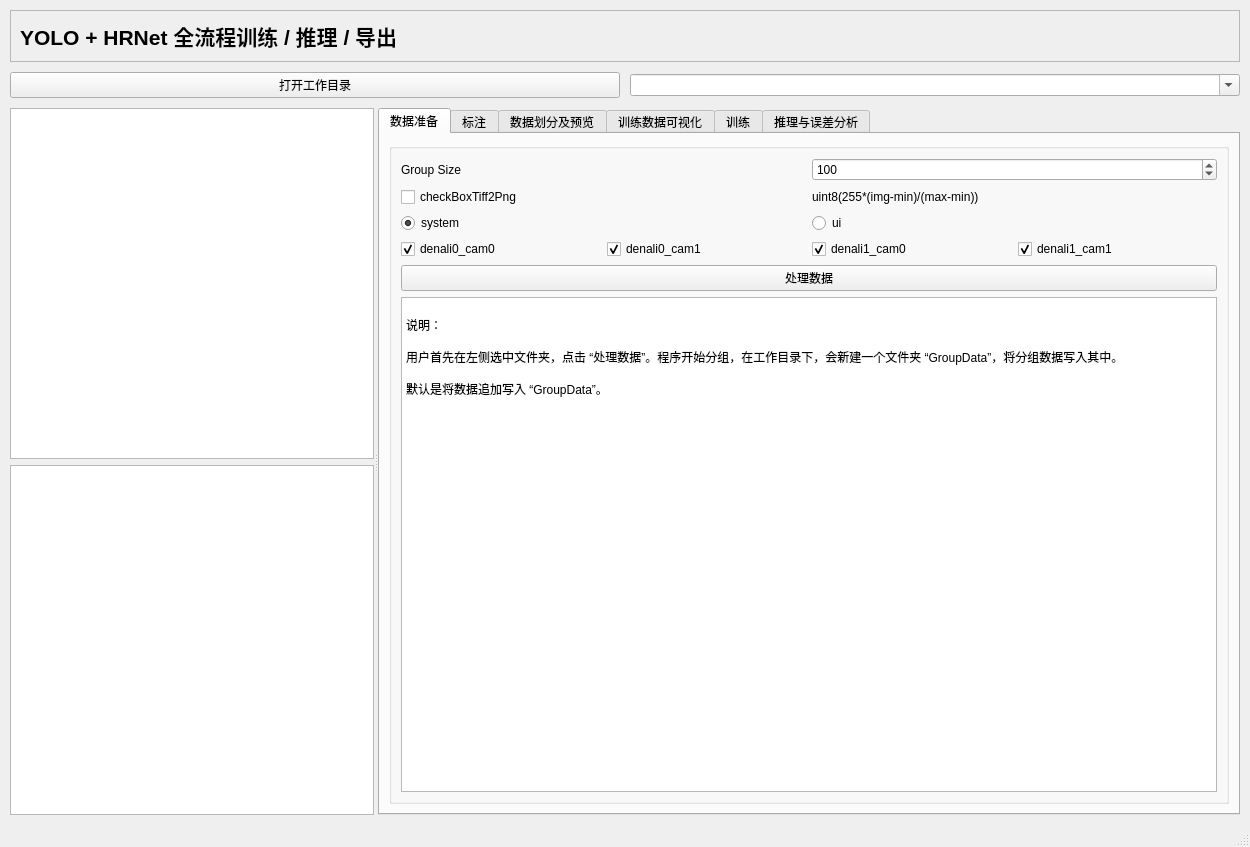
Before: the Qt Designer form VisualTrainFactory.ui in qiangzhang-ebots/VisualTrainFactory, drawn with Qt 5.
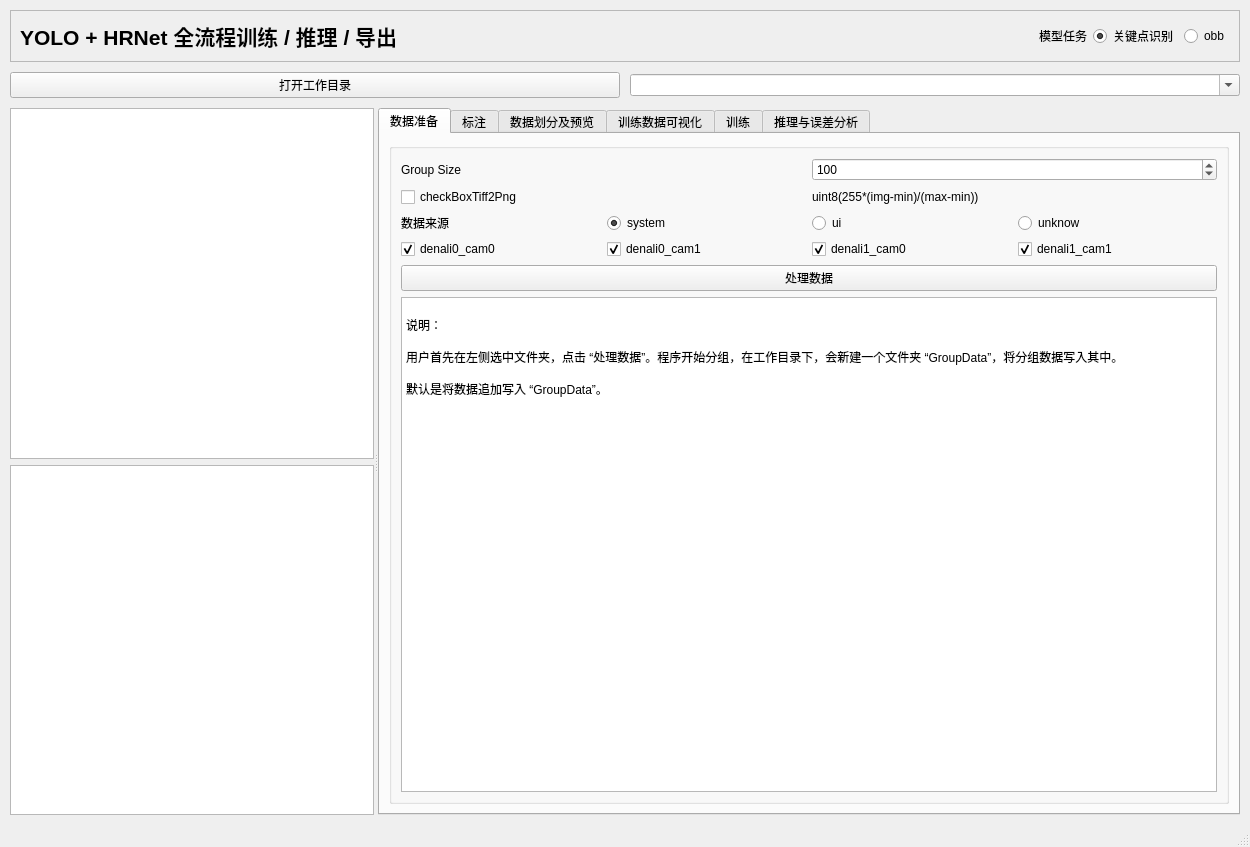
After: the same form once the commit is applied. The open tabs and pages were chosen to show the change. Icons and pictures are not drawn.

The edit to the form file:
```diff
--- a/VisualTrainFactory.ui
+++ b/VisualTrainFactory.ui
@@ -286,6 +286,30 @@
          </property>
         </spacer>
        </item>
+       <item>
+        <widget class="QLabel" name="labelModelTask">
+         <property name="text">
+          <string>模型任务</string>
+         </property>
+        </widget>
+       </item>
+       <item>
+        <widget class="QRadioButton" name="radioTaskKeypoint">
+         <property name="text">
+          <string>关键点识别</string>
+         </property>
+         <property name="checked">
+          <bool>true</bool>
+         </property>
+        </widget>
+       </item>
+       <item>
+        <widget class="QRadioButton" name="radioTaskObb">
+         <property name="text">
+          <string>obb</string>
+         </property>
+        </widget>
+       </item>
       </layout>
      </widget>
     </item>
@@ -403,6 +427,13 @@
             </item>
             <item>
              <layout class="QHBoxLayout" name="horizontalLayout_dataSourceType">
+              <item>
+               <widget class="QLabel" name="labelDataSource">
+                <property name="text">
+                 <string>数据来源</string>
+                </property>
+               </widget>
+              </item>
               <item>
                <widget class="QRadioButton" name="radioSystem">
                 <property name="text">
@@ -420,6 +451,16 @@
                 </property>
                </widget>
               </item>
+              <item>
+               <widget class="QRadioButton" name="radioUnknow">
+                <property name="toolTip">
+                 <string>不知道数据来源，只能所有图片混在一起分</string>
+                </property>
+                <property name="text">
+                 <string>unknow</string>
+                </property>
+               </widget>
+              </item>
              </layout>
             </item>
             <item>
```
Left out of the diff: 3 changed lines with no effect on the pictures.
